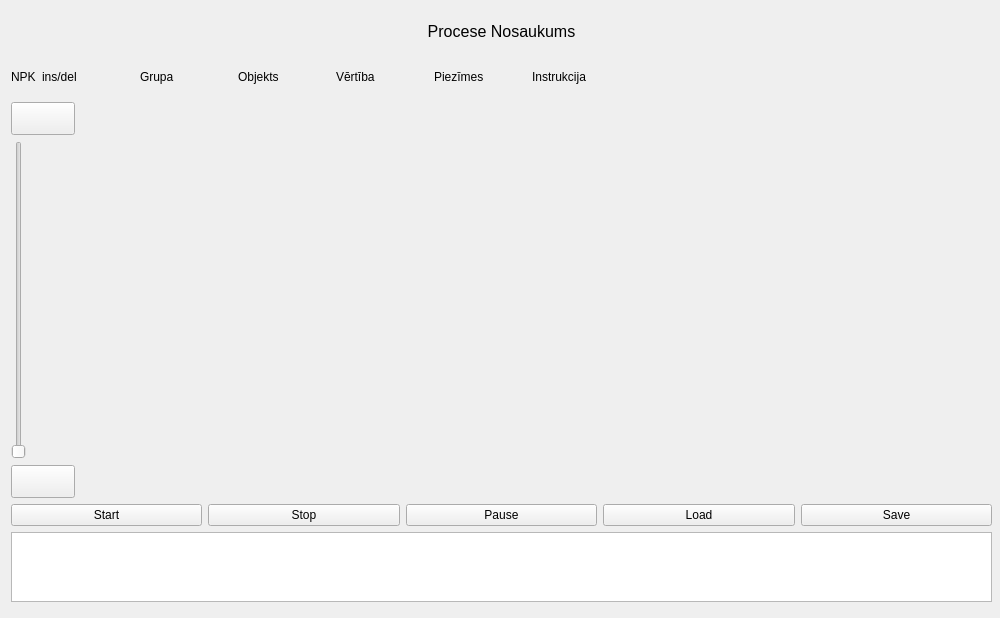
This is processteps.ui in kasarkonic/Sauka1 as Qt 5 draws it before an edit. The edited form follows.
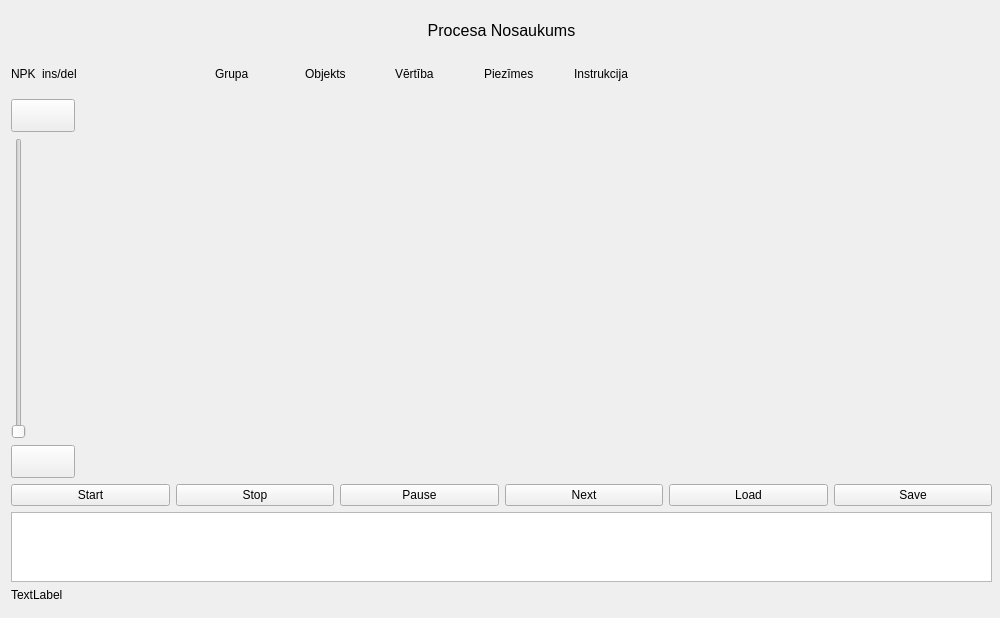
This is the edited form.

What changed in the file:
```diff
--- a/processteps.ui
+++ b/processteps.ui
@@ -43,7 +43,7 @@
      <height>591</height>
     </rect>
    </property>
-   <layout class="QVBoxLayout" name="verticalLayout" stretch="1,1,10,1,1">
+   <layout class="QVBoxLayout" name="verticalLayout" stretch="1,1,10,1,1,0">
     <property name="sizeConstraint">
      <enum>QLayout::SetDefaultConstraint</enum>
     </property>
@@ -57,7 +57,7 @@
          </font>
         </property>
         <property name="text">
-         <string>Procese Nosaukums</string>
+         <string>Procesa Nosaukums</string>
         </property>
         <property name="alignment">
          <set>Qt::AlignCenter</set>
@@ -67,7 +67,7 @@
      </layout>
     </item>
     <item>
-     <layout class="QHBoxLayout" name="horizontalLayout_3" stretch="0,10,10,10,10,10,50">
+     <layout class="QHBoxLayout" name="horizontalLayout_3" stretch="0,20,10,10,10,10,50">
       <item>
        <widget class="QLabel" name="label_Number">
         <property name="text">
@@ -253,6 +253,13 @@
         </property>
        </widget>
       </item>
+      <item>
+       <widget class="QPushButton" name="pushButton_Nezxt">
+        <property name="text">
+         <string>Next</string>
+        </property>
+       </widget>
+      </item>
       <item>
        <widget class="QPushButton" name="pushButton_Load">
         <property name="minimumSize">
@@ -288,6 +295,13 @@
       </item>
      </layout>
     </item>
+    <item>
+     <widget class="QLabel" name="label_Info">
+      <property name="text">
+       <string>TextLabel</string>
+      </property>
+     </widget>
+    </item>
    </layout>
   </widget>
  </widget>
```
Left out of the diff: 8 changed lines with no effect on the pictures.
